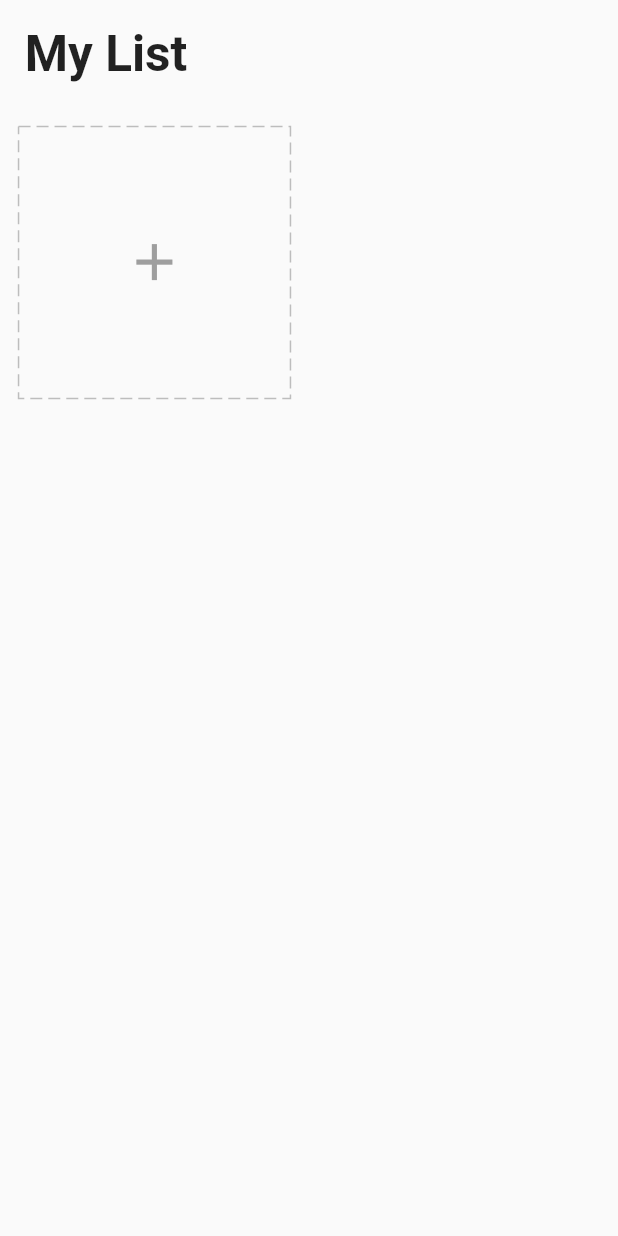
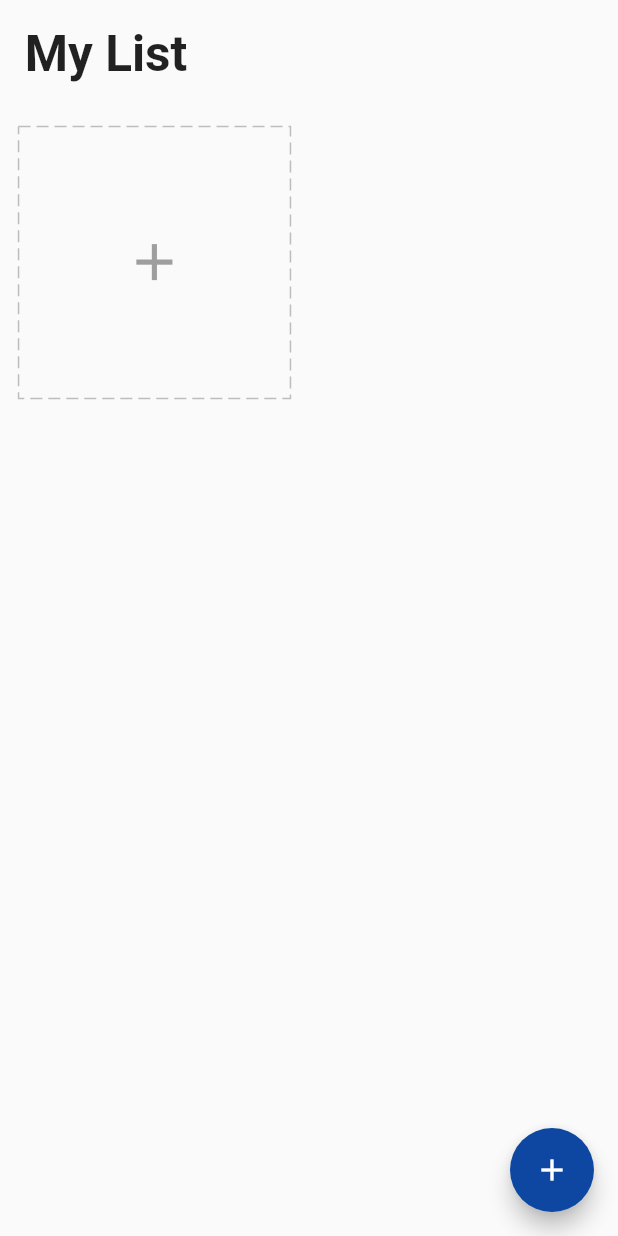
Before and after one commit to knhn1004/flutter_getx_todo, a Flutter app: the screen it shows after launch, on a phone screen of 412 x 824 dp. Run offline on Flutter 3.47's test engine with Material 2 defaults, Android fonts, the phone set to English and light mode, and no system bars; drawn by our look-alikes of dotted_border; our stand-ins replace equatable, flutter_easyloading, get, get_storage, step_progress_indicator.

Commit message:
delete task

```diff
--- a/lib/app/modules/home/view.dart
+++ b/lib/app/modules/home/view.dart
@@ -1,9 +1,12 @@
 import 'package:flutter/material.dart';
+import 'package:flutter_easyloading/flutter_easyloading.dart';
 import 'package:flutter_getx_todo/app/modules/home/controller.dart';
 import 'package:flutter_getx_todo/app/modules/home/widgets/add_card.dart';
 import 'package:flutter_getx_todo/app/modules/home/widgets/task_card.dart';
 import 'package:get/get_state_manager/get_state_manager.dart';
 import 'package:flutter_getx_todo/app/core/utils/extensions.dart';
+
+import '../../data/models/task.dart';
 
 class HomePage extends GetView<HomeController> {
   const HomePage({Key? key}) : super(key: key);
@@ -11,6 +14,21 @@ class HomePage extends GetView<HomeController> {
   @override
   Widget build(BuildContext context) {
     return Scaffold(
+        floatingActionButton: DragTarget(
+          builder: (_, __, ___) => Obx(() => FloatingActionButton(
+                onPressed: () {},
+                backgroundColor:
+                    controller.deleting.value ? Colors.red : Colors.blue[900],
+                child:
+                    Icon(controller.deleting.value ? Icons.delete : Icons.add),
+              )),
+          onAccept: (task) {
+            if (task is Task) {
+              controller.deleteTask(task);
+            }
+            EasyLoading.showSuccess('Task Deleted');
+          },
+        ),
         body: SafeArea(
             child: ListView(children: [
           Padding(
@@ -28,7 +46,16 @@ class HomePage extends GetView<HomeController> {
                 shrinkWrap: true,
                 physics: const ClampingScrollPhysics(),
                 children: [
-              ...controller.tasks.map((task) => TaskCard(task: task)),
+                  ...controller.tasks.map((task) => LongPressDraggable(
+                        data: task,
+                        onDragStarted: () => controller.changeDeleting(true),
+                        onDraggableCanceled: (_, __) =>
+                            controller.changeDeleting(false),
+                        onDragEnd: (_) => controller.changeDeleting(false),
+                        feedback:
+                            Opacity(opacity: 0.8, child: TaskCard(task: task)),
+                        child: TaskCard(task: task),
+                      )),
                   AddCard(),
                 ],
               ))
```
Also changed, not shown: lib/app/modules/home/controller.dart (+15 -0 lines). Lines whose indentation alone changed are shown as unchanged.
